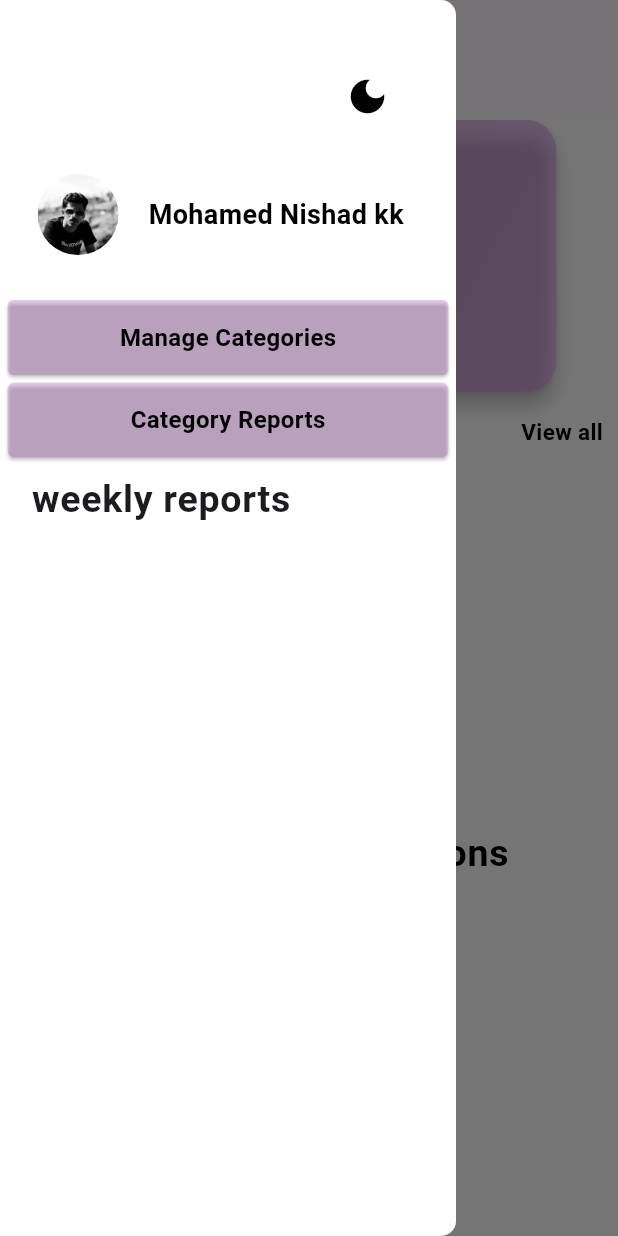
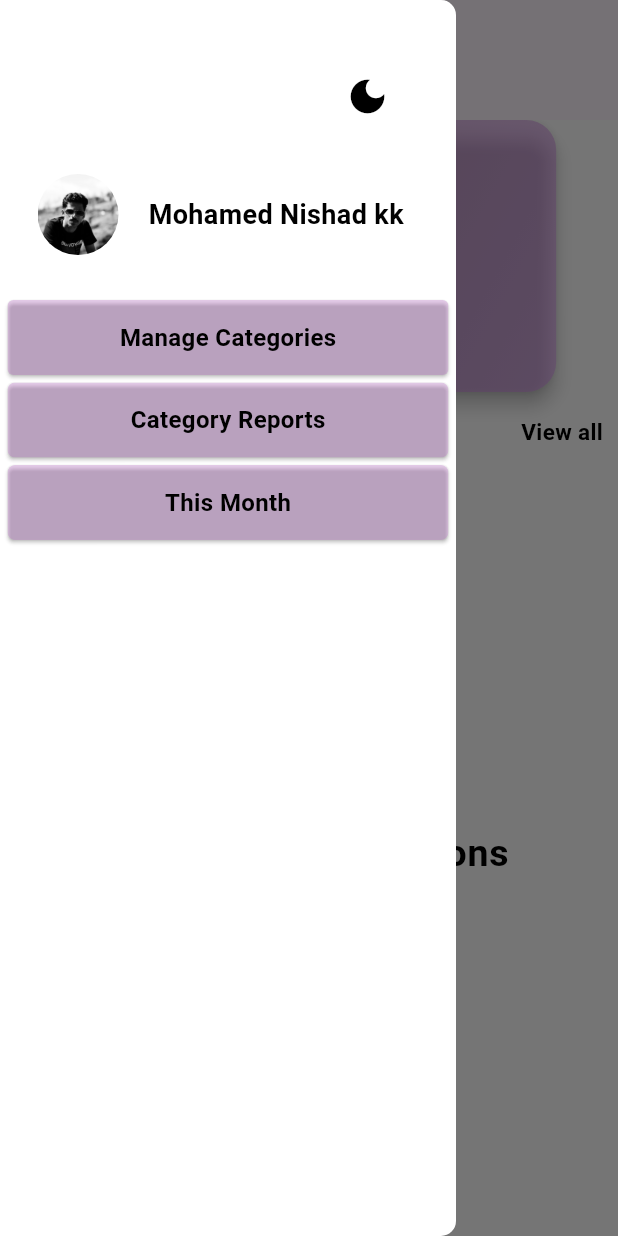
Before and after one commit to Nishadatgit/flutter-budget-tracker, a Flutter app: the screen it shows after launch, with the side drawer open, on a phone screen of 412 x 824 dp. Run offline on Flutter 3.47's test engine with Material 2 defaults, Android fonts, the phone set to English and light mode, and no system bars; drawn by our look-alikes of delayed_display; our stand-ins replace bloc, flutter_bloc, flutter_slidable, hive, hive_flutter; accounts and stored records are empty.

Commit message:
completed this month reports

```diff
--- a/lib/db/reports_db/reports_db.dart
+++ b/lib/db/reports_db/reports_db.dart
@@ -48,7 +48,7 @@ class ReportsDb {
     return data;
   }
 
-  Future<Map<String, dynamic>> getTotalIncomeForTheSelectedMonth() async {
+  Future<Map<String, dynamic>> getThisMonthData() async {
     double totalncomeOfTheMonth = 0;
     double totalExpenseOfTheMoth = 0;
     List<TransactionModel> incomesOfThisMonth = [];
--- /dev/null
+++ b/lib/logic/home/this_month/this_month_cubit.dart
@@ -0,0 +1,14 @@
+import 'package:bloc/bloc.dart';
+import 'package:budget_tracker/db/reports_db/reports_db.dart';
+import 'package:meta/meta.dart';
+
+part 'this_month_state.dart';
+
+class ThisMonthCubit extends Cubit<ThisMonthState> {
+  ThisMonthCubit() : super(ThisMonthLoading());
+
+  void getThisMonthData() async {
+    final data = await ReportsDb().getThisMonthData();
+    emit(ThisMonthLoaded(data));
+  }
+}
--- /dev/null
+++ b/lib/logic/home/this_month/this_month_state.dart
@@ -0,0 +1,13 @@
+part of 'this_month_cubit.dart';
+
+@immutable
+abstract class ThisMonthState {}
+
+class ThisMonthLoading extends ThisMonthState {}
+class ThisMonthEmpty extends ThisMonthState {}
+
+class ThisMonthLoaded extends ThisMonthState {
+ final Map<String, dynamic> data;
+
+  ThisMonthLoaded(this.data);
+}
--- a/lib/screens/home/home_screen.dart
+++ b/lib/screens/home/home_screen.dart
@@ -1,8 +1,10 @@
 import 'package:animations/animations.dart';
 import 'package:budget_tracker/db/reports_db/reports_db.dart';
+import 'package:budget_tracker/logic/home/this_month/this_month_cubit.dart';
 import 'package:budget_tracker/logic/theme/theme_cubit.dart';
 import 'package:budget_tracker/models/category/category_model.dart';
 import 'package:budget_tracker/screens/add_transaction/add_transaction_screen.dart';
+import 'package:budget_tracker/screens/home/widgets/monthly_reports/this_month_reports.dart';
 import 'package:budget_tracker/screens/manage_categories/category_screen.dart';
 import 'package:budget_tracker/screens/home/widgets/card_info_widget.dart';
 import 'package:budget_tracker/screens/home/widgets/drawer_header.dart';
@@ -167,12 +169,31 @@ class _HomeScreenState extends State<HomeScreen> with TickerProviderStateMixin {
                       return const ReportsScreen();
                     },
                   ),
-                  ListTile(
-                    title: const Text("weekly reports"),
-                    onTap: () {
-                      ReportsDb().getTotalIncomeForTheSelectedMonth();
+                  const SizedBox(height: 5),
+                  OpenContainer(
+                    closedColor: Colors.transparent,
+                    useRootNavigator: true,
+                    closedBuilder: (context, action) {
+                      return Container(
+                        height: 50,
+                        decoration: BoxDecoration(
+                            color:
+                                Theme.of(context).primaryColor.withOpacity(0.3),
+                            borderRadius: BorderRadius.circular(5)),
+                        alignment: Alignment.center,
+                        child: Text(
+                          "This Month",
+                          style: Theme.of(context)
+                              .textTheme
+                              .bodyMedium!
+                              .copyWith(fontSize: 16),
+                        ),
+                      );
                     },
-                  )
+                    openBuilder: (context, action) {
+                      return BlocProvider(create: (context) => ThisMonthCubit(), child: const ThisMonthReportsScreen());
+                    },
+                  ),
                 ],
               ),
             ),
```
Also changed, not shown: lib/screens/home/widgets/monthly_reports/details_screen.dart (added, +45 -0 lines), lib/screens/home/widgets/monthly_reports/this_month_reports.dart (added, +123 -0 lines).
